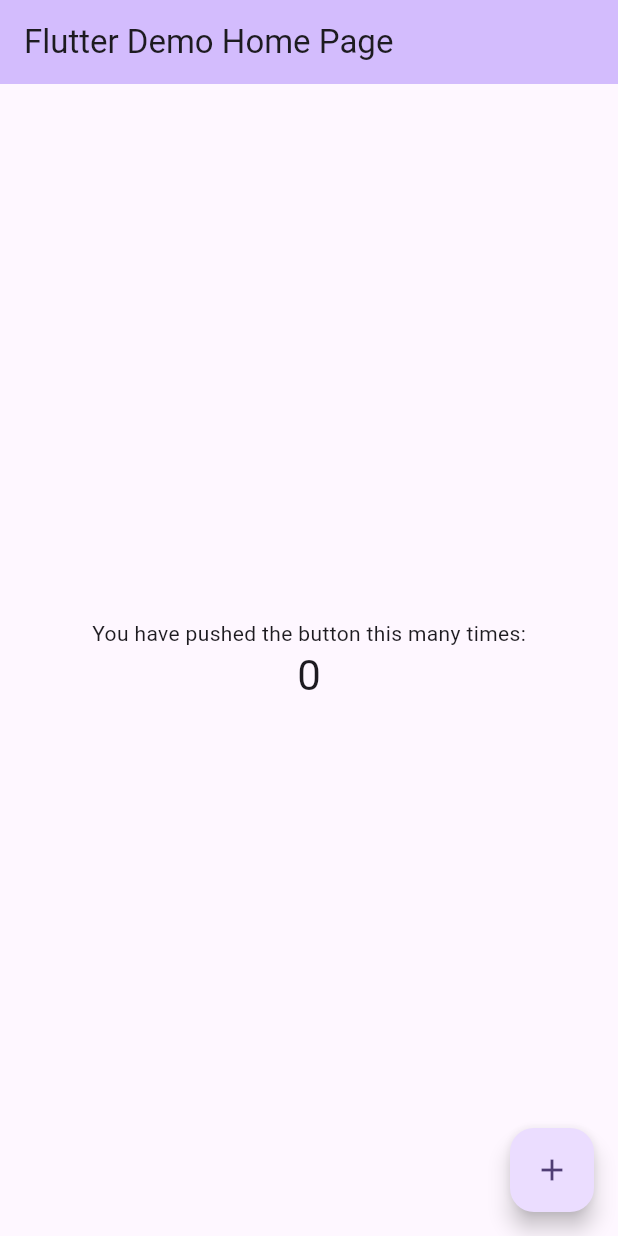
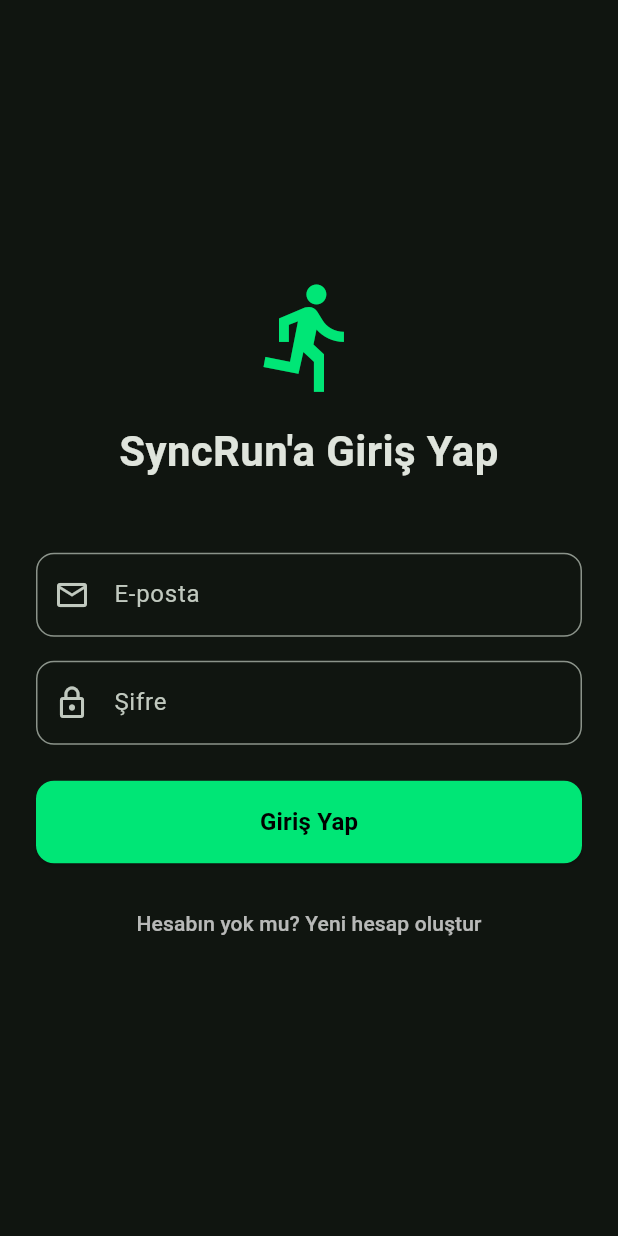
Before and after one commit to meisteYe/syncrun, a Flutter app: the screen it shows after launch, on a phone screen of 412 x 824 dp. Run offline on Flutter 3.47's test engine with Material 3 defaults, Android fonts, the phone set to English and light mode, and no system bars; our stand-ins replace equatable, firebase_auth, firebase_core, flutter_bloc, get_it; accounts and stored records are empty.

Commit message:
feat: Auth modülü, Clean Architecture ve GetIt DI kurulumu tamamlandı

```diff
--- /dev/null
+++ b/devtools_options.yaml
@@ -0,0 +1,3 @@
+description: This file stores settings for Dart & Flutter DevTools.
+documentation: https://docs.flutter.dev/tools/devtools/extensions#configure-extension-enablement-states
+extensions:
--- /dev/null
+++ b/lib/features/auth/domain/entities/user_entity.dart
@@ -0,0 +1,12 @@
+import 'package:equatable/equatable.dart';
+
+class UserEntity extends Equatable {
+  final String uid;
+  final String? email;
+  final String? displayName;
+
+  const UserEntity({required this.uid, this.email, this.displayName});
+
+  @override
+  List<Object?> get props => [uid, email, displayName];
+}
--- /dev/null
+++ b/lib/features/auth/presentation/bloc/auth_event.dart
@@ -0,0 +1,30 @@
+import 'package:equatable/equatable.dart';
+
+abstract class AuthEvent extends Equatable {
+  const AuthEvent();
+
+  @override
+  List<Object> get props => [];
+}
+
+class SignInRequested extends AuthEvent {
+  final String email;
+  final String password;
+
+  const SignInRequested(this.email, this.password);
+
+  @override
+  List<Object> get props => [email, password];
+}
+
+class SignUpRequested extends AuthEvent {
+  final String email;
+  final String password;
+
+  const SignUpRequested(this.email, this.password);
+
+  @override
+  List<Object> get props => [email, password];
+}
+
+class SignOutRequested extends AuthEvent {}
--- /dev/null
+++ b/lib/features/auth/presentation/bloc/auth_state.dart
@@ -0,0 +1,31 @@
+import 'package:equatable/equatable.dart';
+import '../../domain/entities/user_entity.dart';
+
+abstract class AuthState extends Equatable {
+  const AuthState();
+
+  @override
+  List<Object> get props => [];
+}
+
+class AuthInitial extends AuthState {}
+
+class AuthLoading extends AuthState {}
+
+class AuthAuthenticated extends AuthState {
+  final UserEntity user;
+
+  const AuthAuthenticated(this.user);
+
+  @override
+  List<Object> get props => [user];
+}
+
+class AuthError extends AuthState {
+  final String message;
+
+  const AuthError(this.message);
+
+  @override
+  List<Object> get props => [message];
+}
--- /dev/null
+++ b/lib/features/auth/presentation/pages/login_page.dart
@@ -0,0 +1,173 @@
+import 'package:flutter/material.dart';
+import 'package:flutter_bloc/flutter_bloc.dart';
+import '../bloc/auth_bloc.dart';
+import '../bloc/auth_event.dart';
+import '../bloc/auth_state.dart';
+
+class LoginPage extends StatefulWidget {
+  const LoginPage({super.key});
+
+  @override
+  State<LoginPage> createState() => _LoginPageState();
+}
+
+class _LoginPageState extends State<LoginPage> {
+  final _emailController = TextEditingController();
+  final _passwordController = TextEditingController();
+
+  // Giriş mi yapıyoruz, kayıt mı oluyoruz? (Sayfanın modunu tutar)
+  bool _isLogin = true;
+
+  @override
+  void dispose() {
+    _emailController.dispose();
+    _passwordController.dispose();
+    super.dispose();
+  }
+
+  @override
+  Widget build(BuildContext context) {
+    return Scaffold(
+      body: BlocConsumer<AuthBloc, AuthState>(
+        listener: (context, state) {
+          if (state is AuthError) {
+            ScaffoldMessenger.of(context).showSnackBar(
+              SnackBar(
+                content: Text(state.message),
+                backgroundColor: Colors.redAccent,
+              ),
+            );
+          } else if (state is AuthAuthenticated) {
+            ScaffoldMessenger.of(context).showSnackBar(
+              SnackBar(
+                content: Text(
+                  _isLogin
+                      ? 'Giriş Başarılı! 🏃‍♂️'
+                      : 'Hesap Oluşturuldu! 🏃‍♂️',
+                ),
+                backgroundColor: const Color(0xFF00E676),
+              ),
+            );
+          }
+        },
+        builder: (context, state) {
+          return SafeArea(
+            child: Padding(
+              padding: const EdgeInsets.all(24.0),
+              child: Column(
+                mainAxisAlignment: MainAxisAlignment.center,
+                crossAxisAlignment: CrossAxisAlignment.stretch,
+                children: [
+                  const Icon(
+                    Icons.directions_run,
+                    size: 80,
+                    color: Color(0xFF00E676),
+                  ),
+                  const SizedBox(height: 16),
+                  Text(
+                    _isLogin ? 'SyncRun\'a Giriş Yap' : 'SyncRun\'a Katıl',
+                    textAlign: TextAlign.center,
+                    style: const TextStyle(
+                      fontSize: 28,
+                      fontWeight: FontWeight.bold,
+                    ),
+                  ),
+                  const SizedBox(height: 48),
+
+                  // E-posta Alanı
+                  TextField(
+                    controller: _emailController,
+                    keyboardType: TextInputType.emailAddress,
+                    decoration: InputDecoration(
+                      hintText: 'E-posta',
+                      prefixIcon: const Icon(Icons.email_outlined),
+                      border: OutlineInputBorder(
+                        borderRadius: BorderRadius.circular(12),
+                      ),
+                    ),
+                  ),
+                  const SizedBox(height: 16),
+
+                  // Şifre Alanı
+                  TextField(
+                    controller: _passwordController,
+                    obscureText: true,
+                    decoration: InputDecoration(
+                      hintText: 'Şifre',
+                      prefixIcon: const Icon(Icons.lock_outline),
+                      border: OutlineInputBorder(
+                        borderRadius: BorderRadius.circular(12),
+                      ),
+                    ),
+                  ),
+                  const SizedBox(height: 24),
+
+                  // Ana Buton (Giriş veya Kayıt)
+                  ElevatedButton(
+                    onPressed: state is AuthLoading
+                        ? null
+                        : () {
+                            final email = _emailController.text.trim();
+                            final password = _passwordController.text.trim();
+
+                            // Sayfanın moduna göre doğru Event'i BLoC'a gönderiyoruz
+                            if (_isLogin) {
+                              context.read<AuthBloc>().add(
+                                SignInRequested(email, password),
+                              );
+                            } else {
+                              context.read<AuthBloc>().add(
+                                SignUpRequested(email, password),
+                              );
+                            }
+                          },
+                    style: ElevatedButton.styleFrom(
+                      padding: const EdgeInsets.symmetric(vertical: 16),
+                      backgroundColor: const Color(0xFF00E676),
+                      foregroundColor: Colors.black,
+                      shape: RoundedRectangleBorder(
+                        borderRadius: BorderRadius.circular(12),
+                      ),
+                    ),
+                    child: state is AuthLoading
+                        ? const SizedBox(
+                            height: 24,
+                            width: 24,
+                            child: CircularProgressIndicator(
+                              color: Colors.black,
+                              strokeWidth: 2,
+                            ),
+                          )
+                        : Text(
+                            _isLogin ? 'Giriş Yap' : 'Kayıt Ol',
+                            style: const TextStyle(
+                              fontSize: 16,
+                              fontWeight: FontWeight.bold,
+                            ),
+                          ),
+                  ),
+                  const SizedBox(height: 16),
+
+                  // Mod Değiştirici TextButton (Hesabın yok mu? Kayıt Ol)
+                  TextButton(
+                    onPressed: () {
+                      setState(() {
+                        _isLogin = !_isLogin;
+                      });
+                    },
+                    child: Text(
+                      _isLogin
+                          ? 'Hesabın yok mu? Yeni hesap oluştur'
+                          : 'Zaten hesabın var mı? Giriş yap',
+                      style: const TextStyle(color: Colors.white70),
+                    ),
+                  ),
+                ],
+              ),
+            ),
+          );
+        },
+      ),
+    );
+  }
+}
--- a/lib/main.dart
+++ b/lib/main.dart
@@ -1,121 +1,46 @@
+// lib/main.dart
 import 'package:flutter/material.dart';
+import 'package:firebase_core/firebase_core.dart';
+import 'package:flutter_bloc/flutter_bloc.dart';
+import 'firebase_options.dart';
+import 'injection_container.dart' as di;
 
-void main() {
-  runApp(const MyApp());
+import 'features/auth/presentation/bloc/auth_bloc.dart';
+import 'features/auth/presentation/pages/login_page.dart';
+
+void main() async {
+  WidgetsFlutterBinding.ensureInitialized();
+
+  // 1. Firebase'i başlat
+  await Firebase.initializeApp(options: DefaultFirebaseOptions.currentPlatform);
+
+  // 2. Dependency Injection konteynerini başlat
+  await di.init();
+
+  runApp(const SyncRunApp());
 }
 
-class MyApp extends StatelessWidget {
-  const MyApp({super.key});
-
-  // This widget is the root of your application.
-  @override
-  Widget build(BuildContext context) {
-    return MaterialApp(
-      title: 'Flutter Demo',
-      theme: ThemeData(
-        // This is the theme of your application.
-        //
-        // TRY THIS: Try running your application with "flutter run". You'll see
-        // the application has a purple toolbar. Then, without quitting the app,
-        // try changing the seedColor in the colorScheme below to Colors.green
-        // and then invoke "hot reload" (save your changes or press the "hot
-        // reload" button in a Flutter-supported IDE, or press "r" if you used
-        // the command line to start the app).
-        //
-        // Notice that the counter didn't reset back to zero; the application
-        // state is not lost during the reload. To reset the state, use hot
-        // restart instead.
-        //
-        // This works for code too, not just values: Most code changes can be
-        // tested with just a hot reload.
-        colorScheme: .fromSeed(seedColor: Colors.deepPurple),
-      ),
-      home: const MyHomePage(title: 'Flutter Demo Home Page'),
-    );
-  }
-}
-
-class MyHomePage extends StatefulWidget {
-  const MyHomePage({super.key, required this.title});
-
-  // This widget is the home page of your application. It is stateful, meaning
-  // that it has a State object (defined below) that contains fields that affect
-  // how it looks.
-
-  // This class is the configuration for the state. It holds the values (in this
-  // case the title) provided by the parent (in this case the App widget) and
-  // used by the build method of the State. Fields in a Widget subclass are
-  // always marked "final".
-
-  final String title;
-
-  @override
-  State<MyHomePage> createState() => _MyHomePageState();
-}
-
-class _MyHomePageState extends State<MyHomePage> {
-  int _counter = 0;
-
-  void _incrementCounter() {
-    setState(() {
-      // This call to setState tells the Flutter framework that something has
-      // changed in this State, which causes it to rerun the build method below
-      // so that the display can reflect the updated values. If we changed
-      // _counter without calling setState(), then the build method would not be
-      // called again, and so nothing would appear to happen.
-      _counter++;
-    });
-  }
+class SyncRunApp extends StatelessWidget {
+  const SyncRunApp({super.key});
 
   @override
   Widget build(BuildContext context) {
-    // This method is rerun every time setState is called, for instance as done
-    // by the _incrementCounter method above.
-    //
-    // The Flutter framework has been optimized to make rerunning build methods
-    // fast, so that you can just rebuild anything that needs updating rather
-    // than having to individually change instances of widgets.
-    return Scaffold(
-      appBar: AppBar(
-        // TRY THIS: Try changing the color here to a specific color (to
-        // Colors.amber, perhaps?) and trigger a hot reload to see the AppBar
-        // change color while the other colors stay the same.
-        backgroundColor: Theme.of(context).colorScheme.inversePrimary,
-        // Here we take the value from the MyHomePage object that was created by
-        // the App.build method, and use it to set our appbar title.
-        title: Text(widget.title),
-      ),
-      body: Center(
-        // Center is a layout widget. It takes a single child and positions it
-        // in the middle of the parent.
-        child: Column(
-          // Column is also a layout widget. It takes a list of children and
-          // arranges them vertically. By default, it sizes itself to fit its
-          // children horizontally, and tries to be as tall as its parent.
-          //
-          // Column has various properties to control how it sizes itself and
-          // how it positions its children. Here we use mainAxisAlignment to
-          // center the children vertically; the main axis here is the vertical
-          // axis because Columns are vertical (the cross axis would be
-          // horizontal).
-          //
-          // TRY THIS: Invoke "debug painting" (choose the "Toggle Debug Paint"
-          // action in the IDE, or press "p" in the console), to see the
-          // wireframe for each widget.
-          mainAxisAlignment: .center,
-          children: [
-            const Text('You have pushed the button this many times:'),
-            Text(
-              '$_counter',
-              style: Theme.of(context).textTheme.headlineMedium,
-            ),
-          ],
+    // MultiBlocProvider ile uygulamanın en üst seviyesinden Bloc'ları sağlıyoruz.
+    // İleride ActivityBloc gibi diğer Bloc'ları da buraya ekleyeceğiz.
+    return MultiBlocProvider(
+      providers: [BlocProvider<AuthBloc>(create: (_) => di.sl<AuthBloc>())],
+      child: MaterialApp(
+        title: 'SyncRun',
+        debugShowCheckedModeBanner: false,
+        theme: ThemeData(
+          colorScheme: ColorScheme.fromSeed(
+            seedColor: const Color(0xFF00E676),
+            brightness: Brightness.dark,
+          ),
+          useMaterial3: true,
         ),
-      ),
-      floatingActionButton: FloatingActionButton(
-        onPressed: _incrementCounter,
-        tooltip: 'Increment',
-        child: const Icon(Icons.add),
+        // Giriş ekranımızı ana sayfa yapıyoruz
+        home: const LoginPage(),
       ),
     );
   }
--- a/pubspec.yaml
+++ b/pubspec.yaml
@@ -41,6 +41,7 @@ dependencies:
   geolocator: ^14.0.3
   google_maps_flutter: ^2.18.0
   firebase_core: ^4.13.0
+  firebase_auth: ^6.5.7
 
 dev_dependencies:
   flutter_test:
```
Also changed, not shown: lib/features/auth/data/datasources/auth_remote_data_source.dart (added, +32 -0 lines), lib/features/auth/data/repositories/auth_repository_impl.dart (added, +44 -0 lines), lib/features/auth/domain/repositories/auth_repository.dart (added, +10 -0 lines), lib/features/auth/presentation/bloc/auth_bloc.dart (added, +56 -0 lines), lib/injection_container.dart (added, +24 -0 lines), firebase.json (added), lib/firebase_options.dart (added), pubspec.lock, 6 other files.
